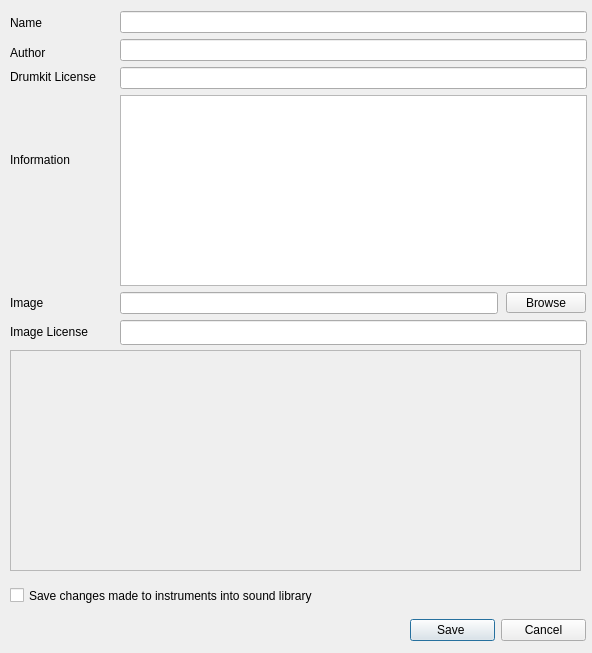
This is src/gui/src/SoundLibrary/SoundLibraryPropertiesDialog_UI.ui in hydrogen-music/hydrogen as Qt 5 draws it before an edit. The edited form follows.
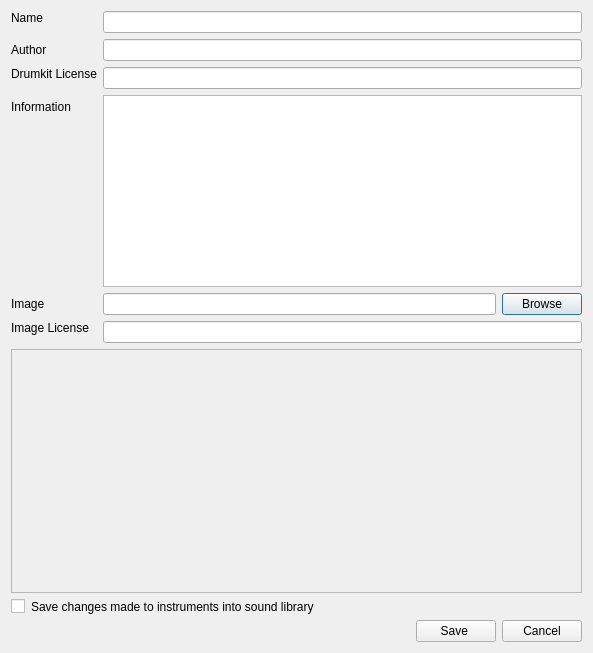
This is the edited form.

Commit message: Update drumkit properties dialog and import dialogs to QLayouts

What changed in the file:
```diff
--- a/src/gui/src/SoundLibrary/SoundLibraryPropertiesDialog_UI.ui
+++ b/src/gui/src/SoundLibrary/SoundLibraryPropertiesDialog_UI.ui
@@ -6,21 +6,30 @@
    <rect>
     <x>0</x>
     <y>0</y>
-    <width>592</width>
+    <width>593</width>
     <height>653</height>
    </rect>
   </property>
+  <property name="sizePolicy">
+   <sizepolicy hsizetype="Expanding" vsizetype="Minimum">
+    <horstretch>0</horstretch>
+    <verstretch>0</verstretch>
+   </sizepolicy>
+  </property>
+  <property name="sizeGripEnabled">
+   <bool>false</bool>
+  </property>
+  <layout class="QFormLayout" name="formLayout">
+   <property name="sizeConstraint">
+    <enum>QLayout::SetDefaultConstraint</enum>
+   </property>
+   <property name="fieldGrowthPolicy">
+    <enum>QFormLayout::ExpandingFieldsGrow</enum>
+   </property>
+   <item row="0" column="0">
   <widget class="QLabel" name="label">
-   <property name="geometry">
-    <rect>
-     <x>10</x>
-     <y>10</y>
-     <width>111</width>
-     <height>25</height>
-    </rect>
-   </property>
    <property name="sizePolicy">
-    <sizepolicy hsizetype="Expanding" vsizetype="Expanding">
+      <sizepolicy hsizetype="Expanding" vsizetype="Fixed">
      <horstretch>0</horstretch>
      <verstretch>0</verstretch>
     </sizepolicy>
@@ -29,15 +38,25 @@
     <string>Name</string>
    </property>
   </widget>
+   </item>
+   <item row="0" column="1">
+    <widget class="QLineEdit" name="nameTxt">
+     <property name="sizePolicy">
+      <sizepolicy hsizetype="Expanding" vsizetype="Fixed">
+       <horstretch>0</horstretch>
+       <verstretch>0</verstretch>
+      </sizepolicy>
+     </property>
+     <property name="minimumSize">
+      <size>
+       <width>209</width>
+       <height>0</height>
+      </size>
+     </property>
+    </widget>
+   </item>
+   <item row="1" column="0">
   <widget class="QLabel" name="label_2">
-   <property name="geometry">
-    <rect>
-     <x>10</x>
-     <y>40</y>
-     <width>111</width>
-     <height>25</height>
-    </rect>
-   </property>
    <property name="sizePolicy">
     <sizepolicy hsizetype="Expanding" vsizetype="Preferred">
      <horstretch>0</horstretch>
@@ -48,36 +67,11 @@
     <string>Author</string>
    </property>
   </widget>
-  <widget class="QLabel" name="label_3">
-   <property name="geometry">
-    <rect>
-     <x>10</x>
-     <y>100</y>
-     <width>111</width>
-     <height>120</height>
-    </rect>
-   </property>
-   <property name="text">
-    <string>Information</string>
-   </property>
-   <property name="alignment">
-    <set>Qt::AlignLeading|Qt::AlignLeft|Qt::AlignVCenter</set>
-   </property>
-   <property name="wordWrap">
-    <bool>true</bool>
-   </property>
-  </widget>
+   </item>
+   <item row="1" column="1">
   <widget class="QLineEdit" name="authorTxt">
-   <property name="geometry">
-    <rect>
-     <x>120</x>
-     <y>39</y>
-     <width>467</width>
-     <height>22</height>
-    </rect>
-   </property>
    <property name="sizePolicy">
-    <sizepolicy hsizetype="Fixed" vsizetype="Fixed">
+      <sizepolicy hsizetype="Expanding" vsizetype="Fixed">
      <horstretch>0</horstretch>
      <verstretch>0</verstretch>
     </sizepolicy>
@@ -89,50 +83,9 @@
     </size>
    </property>
   </widget>
-  <widget class="QLineEdit" name="nameTxt">
-   <property name="geometry">
-    <rect>
-     <x>120</x>
-     <y>11</y>
-     <width>467</width>
-     <height>22</height>
-    </rect>
-   </property>
-   <property name="sizePolicy">
-    <sizepolicy hsizetype="Fixed" vsizetype="Fixed">
-     <horstretch>0</horstretch>
-     <verstretch>0</verstretch>
-    </sizepolicy>
-   </property>
-   <property name="minimumSize">
-    <size>
-     <width>209</width>
-     <height>0</height>
-    </size>
-   </property>
-  </widget>
-  <widget class="QTextEdit" name="infoTxt">
-   <property name="geometry">
-    <rect>
-     <x>120</x>
-     <y>95</y>
-     <width>467</width>
-     <height>191</height>
-    </rect>
-   </property>
-   <property name="acceptRichText">
-    <bool>false</bool>
-   </property>
-  </widget>
+   </item>
+   <item row="2" column="0">
   <widget class="QLabel" name="label_4">
-   <property name="geometry">
-    <rect>
-     <x>10</x>
-     <y>70</y>
-     <width>111</width>
-     <height>41</height>
-    </rect>
-   </property>
    <property name="text">
     <string>Drumkit License</string>
    </property>
@@ -143,41 +96,175 @@
     <bool>true</bool>
    </property>
   </widget>
+   </item>
+   <item row="2" column="1">
   <widget class="QLineEdit" name="licenseTxt">
-   <property name="geometry">
-    <rect>
-     <x>120</x>
-     <y>67</y>
-     <width>467</width>
-     <height>22</height>
-    </rect>
-   </property>
+     <property name="sizePolicy">
+      <sizepolicy hsizetype="Expanding" vsizetype="Fixed">
+       <horstretch>0</horstretch>
+       <verstretch>0</verstretch>
+      </sizepolicy>
+     </property>
+     <property name="minimumSize">
+      <size>
+       <width>209</width>
+       <height>0</height>
+      </size>
+     </property>
+     <property name="text">
+      <string/>
+     </property>
+    </widget>
+   </item>
+   <item row="3" column="0">
+    <widget class="QLabel" name="label_3">
+     <property name="text">
+      <string>Information</string>
+     </property>
+     <property name="alignment">
+      <set>Qt::AlignLeading|Qt::AlignLeft|Qt::AlignVCenter</set>
+     </property>
+     <property name="wordWrap">
+      <bool>true</bool>
+     </property>
+    </widget>
+   </item>
+   <item row="3" column="1">
+    <widget class="QTextEdit" name="infoTxt">
+     <property name="acceptRichText">
+      <bool>false</bool>
+     </property>
+    </widget>
+   </item>
+   <item row="4" column="0">
+    <widget class="QLabel" name="label_5">
+     <property name="sizePolicy">
+      <sizepolicy hsizetype="Preferred" vsizetype="Minimum">
+       <horstretch>0</horstretch>
+       <verstretch>0</verstretch>
+      </sizepolicy>
+     </property>
+     <property name="text">
+      <string>Image</string>
+     </property>
+    </widget>
+   </item>
+   <item row="4" column="1">
+    <layout class="QHBoxLayout" name="horizontalLayout">
+     <item>
+      <widget class="QLineEdit" name="imageText">
+       <property name="sizePolicy">
+        <sizepolicy hsizetype="Expanding" vsizetype="Fixed">
+         <horstretch>0</horstretch>
+         <verstretch>0</verstretch>
+        </sizepolicy>
+       </property>
+       <property name="minimumSize">
+        <size>
+         <width>209</width>
+         <height>0</height>
+        </size>
+       </property>
+       <property name="text">
+        <string/>
+       </property>
+      </widget>
+     </item>
+     <item>
+      <widget class="QPushButton" name="imageBrowsePushButton">
    <property name="sizePolicy">
     <sizepolicy hsizetype="Fixed" vsizetype="Fixed">
      <horstretch>0</horstretch>
      <verstretch>0</verstretch>
     </sizepolicy>
    </property>
+       <property name="text">
+        <string>Browse</string>
+       </property>
+      </widget>
+     </item>
+    </layout>
+   </item>
+   <item row="5" column="0">
+    <widget class="QLabel" name="label_6">
+     <property name="sizePolicy">
+      <sizepolicy hsizetype="Expanding" vsizetype="Fixed">
+       <horstretch>0</horstretch>
+       <verstretch>0</verstretch>
+      </sizepolicy>
+     </property>
+     <property name="text">
+      <string>Image License</string>
+     </property>
+     <property name="wordWrap">
+      <bool>true</bool>
+     </property>
+    </widget>
+   </item>
+   <item row="5" column="1">
+    <widget class="QLineEdit" name="imageLicenseText">
+     <property name="sizePolicy">
+      <sizepolicy hsizetype="Expanding" vsizetype="Fixed">
+       <horstretch>0</horstretch>
+       <verstretch>0</verstretch>
+      </sizepolicy>
+     </property>
    <property name="minimumSize">
     <size>
      <width>209</width>
      <height>0</height>
     </size>
    </property>
+    </widget>
+   </item>
+   <item row="8" column="0" colspan="2">
+    <layout class="QHBoxLayout" name="horizontalLayout_2" stretch="0,1">
+     <item>
+      <widget class="QCheckBox" name="saveChanges_checkBox">
+       <property name="sizePolicy">
+        <sizepolicy hsizetype="Minimum" vsizetype="Minimum">
+         <horstretch>0</horstretch>
+         <verstretch>0</verstretch>
+        </sizepolicy>
+       </property>
    <property name="text">
     <string/>
    </property>
   </widget>
-  <widget class="QWidget" name="layoutWidget">
-   <property name="geometry">
-    <rect>
-     <x>410</x>
-     <y>610</y>
-     <width>176</width>
-     <height>41</height>
-    </rect>
-   </property>
+     </item>
+     <item>
+      <widget class="QLabel" name="label_7">
+       <property name="sizePolicy">
+        <sizepolicy hsizetype="Preferred" vsizetype="Minimum">
+         <horstretch>0</horstretch>
+         <verstretch>0</verstretch>
+        </sizepolicy>
+       </property>
+       <property name="text">
+        <string>Save changes made to instruments into sound library</string>
+       </property>
+       <property name="wordWrap">
+        <bool>true</bool>
+       </property>
+      </widget>
+     </item>
+    </layout>
+   </item>
+   <item row="9" column="0" colspan="2">
    <layout class="QHBoxLayout">
+     <item>
+      <spacer name="horizontalSpacer">
+       <property name="orientation">
+        <enum>Qt::Horizontal</enum>
+       </property>
+       <property name="sizeHint" stdset="0">
+        <size>
+         <width>40</width>
+         <height>20</height>
+        </size>
+       </property>
+      </spacer>
+     </item>
     <item>
      <widget class="QPushButton" name="saveBtn">
       <property name="text">
@@ -193,28 +280,20 @@
      </widget>
     </item>
    </layout>
-  </widget>
-  <widget class="QCheckBox" name="saveChanges_checkBox">
-   <property name="geometry">
-    <rect>
-     <x>10</x>
-     <y>580</y>
-     <width>571</width>
-     <height>31</height>
-    </rect>
-   </property>
-   <property name="text">
-    <string>Save changes made to instruments into sound library</string>
-   </property>
-  </widget>
+   </item>
+   <item row="6" column="0" colspan="2">
   <widget class="QLabel" name="drumkitImageLabel">
-   <property name="geometry">
-    <rect>
-     <x>10</x>
-     <y>350</y>
-     <width>571</width>
-     <height>221</height>
-    </rect>
+     <property name="sizePolicy">
+      <sizepolicy hsizetype="Expanding" vsizetype="Expanding">
+       <horstretch>0</horstretch>
+       <verstretch>1</verstretch>
+      </sizepolicy>
+     </property>
+     <property name="minimumSize">
+      <size>
+       <width>0</width>
+       <height>0</height>
+      </size>
    </property>
    <property name="palette">
     <palette>
@@ -269,101 +348,8 @@
     <set>Qt::AlignCenter</set>
    </property>
   </widget>
-  <widget class="QLabel" name="label_5">
-   <property name="geometry">
-    <rect>
-     <x>10</x>
-     <y>296</y>
-     <width>111</width>
-     <height>14</height>
-    </rect>
-   </property>
-   <property name="text">
-    <string>Image</string>
-   </property>
-  </widget>
-  <widget class="QLineEdit" name="imageText">
-   <property name="geometry">
-    <rect>
-     <x>120</x>
-     <y>292</y>
-     <width>378</width>
-     <height>22</height>
-    </rect>
-   </property>
-   <property name="sizePolicy">
-    <sizepolicy hsizetype="Fixed" vsizetype="Fixed">
-     <horstretch>0</horstretch>
-     <verstretch>0</verstretch>
-    </sizepolicy>
-   </property>
-   <property name="minimumSize">
-    <size>
-     <width>209</width>
-     <height>0</height>
-    </size>
-   </property>
-   <property name="text">
-    <string/>
-   </property>
-  </widget>
-  <widget class="QPushButton" name="imageBrowsePushButton">
-   <property name="geometry">
-    <rect>
-     <x>506</x>
-     <y>292</y>
-     <width>80</width>
-     <height>21</height>
-    </rect>
-   </property>
-   <property name="text">
-    <string>Browse</string>
-   </property>
-  </widget>
-  <widget class="QLineEdit" name="imageLicenseText">
-   <property name="geometry">
-    <rect>
-     <x>120</x>
-     <y>320</y>
-     <width>467</width>
-     <height>25</height>
-    </rect>
-   </property>
-   <property name="sizePolicy">
-    <sizepolicy hsizetype="Fixed" vsizetype="Fixed">
-     <horstretch>0</horstretch>
-     <verstretch>0</verstretch>
-    </sizepolicy>
-   </property>
-   <property name="minimumSize">
-    <size>
-     <width>209</width>
-     <height>0</height>
-    </size>
-   </property>
-  </widget>
-  <widget class="QLabel" name="label_6">
-   <property name="geometry">
-    <rect>
-     <x>10</x>
-     <y>316</y>
-     <width>111</width>
-     <height>31</height>
-    </rect>
-   </property>
-   <property name="sizePolicy">
-    <sizepolicy hsizetype="Expanding" vsizetype="Expanding">
-     <horstretch>0</horstretch>
-     <verstretch>0</verstretch>
-    </sizepolicy>
-   </property>
-   <property name="text">
-    <string>Image License</string>
-   </property>
-   <property name="wordWrap">
-    <bool>true</bool>
-   </property>
-  </widget>
+   </item>
+  </layout>
  </widget>
  <tabstops>
   <tabstop>nameTxt</tabstop>
```
Left out of the diff: 1 changed line with no effect on the pictures. Lines whose indentation alone changed are shown as unchanged. The commit also changes 3 other files.
